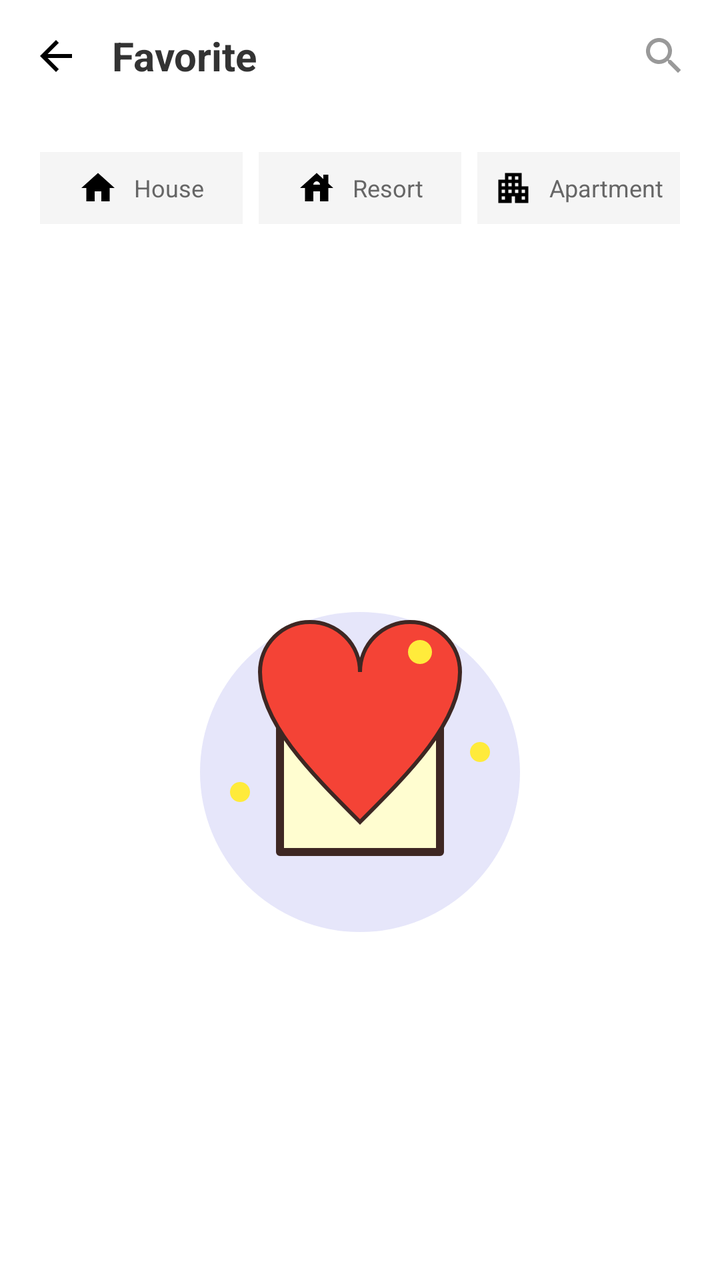
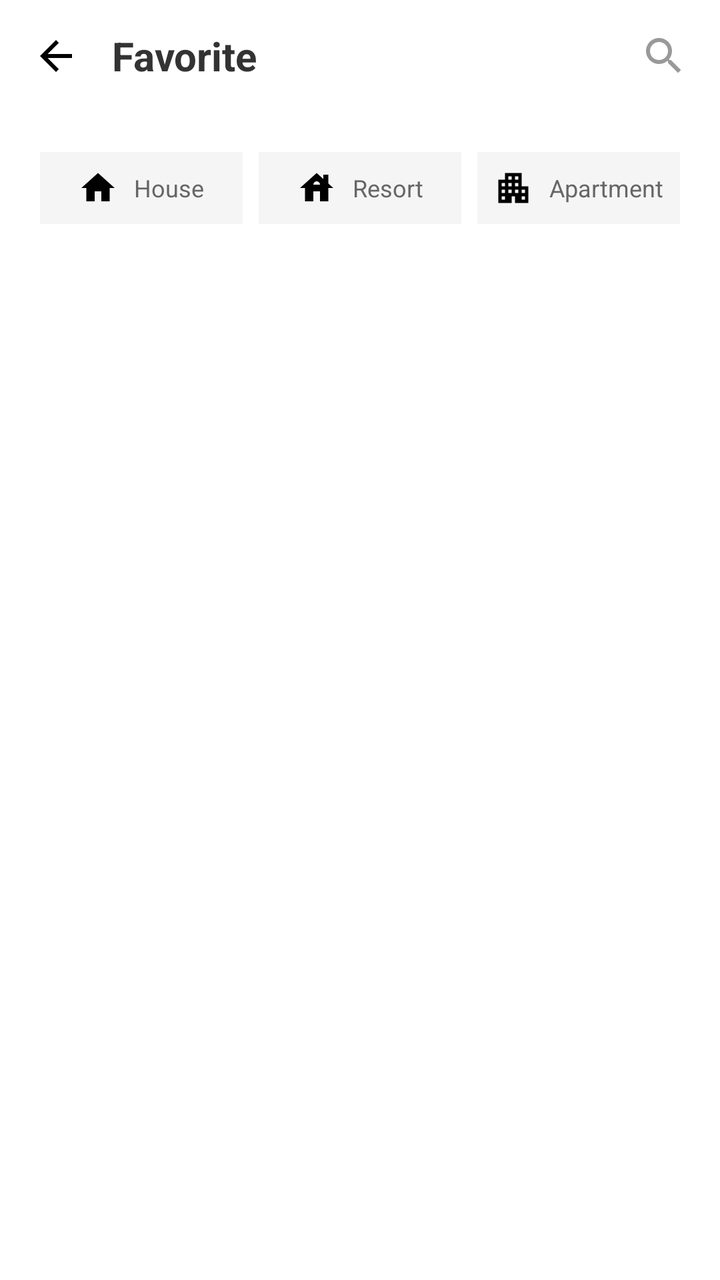

Screens rendered from an Android XML layout before and after an edit, with the pre-edit source and the edit as a unified diff.
<!-- AndroidManifest.xml: application theme Theme.DeCasaApps -->
<!-- res/layout/fragment_favorite.xml -->
<?xml version="1.0" encoding="utf-8"?>
<LinearLayout xmlns:android="http://schemas.android.com/apk/res/android"
    xmlns:tools="http://schemas.android.com/tools"
    xmlns:app="http://schemas.android.com/apk/res-auto"
    android:layout_width="match_parent"
    android:layout_height="match_parent"
    android:orientation="vertical"
    android:background="#FFFFFF"
    tools:context=".FavoriteFragment">

    
    <RelativeLayout
        android:layout_width="match_parent"
        android:layout_height="56dp"
        android:paddingStart="16dp"
        android:paddingEnd="16dp">

        <ImageView
            android:id="@+id/btnBack"
            android:layout_width="24dp"
            android:layout_height="24dp"
            android:layout_centerVertical="true"
            android:src="@drawable/ic_back_arrow"
            app:tint="#000000" />

        <TextView
            android:layout_width="wrap_content"
            android:layout_height="wrap_content"
            android:layout_centerVertical="true"
            android:layout_marginStart="16dp"
            android:layout_toEndOf="@id/btnBack"
            android:text="Favorite"
            android:textColor="#333333"
            android:textSize="20sp"
            android:textStyle="bold" />

        <ImageView
            android:id="@+id/btnSearch"
            android:layout_width="24dp"
            android:layout_height="24dp"
            android:layout_alignParentEnd="true"
            android:layout_centerVertical="true"
            android:src="@drawable/ic_search"
            app:tint="#999999" />
    </RelativeLayout>

    
    <LinearLayout
        android:layout_width="match_parent"
        android:layout_height="wrap_content"
        android:orientation="horizontal"
        android:padding="16dp">

        
        <FrameLayout
            android:layout_width="0dp"
            android:layout_height="wrap_content"
            android:layout_weight="1"
            android:padding="4dp">
            
            <LinearLayout
                 android:layout_width="match_parent"
                 android:layout_height="wrap_content"
                 android:background="#F5F5F5"
                 android:padding="8dp"
                 android:gravity="center"
                 android:orientation="horizontal">
                 
                 <ImageView
                     android:layout_width="20dp"
                     android:layout_height="20dp"
                     android:src="@drawable/ic_house"
                     app:tint="#000000"/>
                     
                 <TextView
                     android:layout_width="wrap_content"
                     android:layout_height="wrap_content"
                     android:text="House"
                     android:textSize="12sp"
                     android:textColor="#666666"
                     android:layout_marginStart="8dp"/>
            </LinearLayout>
        </FrameLayout>

        
         <FrameLayout
            android:layout_width="0dp"
            android:layout_height="wrap_content"
            android:layout_weight="1"
            android:padding="4dp">
            
            <LinearLayout
                 android:layout_width="match_parent"
                 android:layout_height="wrap_content"
                 android:background="#F5F5F5"
                 android:padding="8dp"
                 android:gravity="center"
                 android:orientation="horizontal">
                 
                 <ImageView
                     android:layout_width="20dp"
                     android:layout_height="20dp"
                     android:src="@drawable/ic_villa"
                     app:tint="#000000"/>
                     
                 <TextView
                     android:layout_width="wrap_content"
                     android:layout_height="wrap_content"
                     android:text="Resort"
                     android:textSize="12sp"
                     android:textColor="#666666"
                     android:layout_marginStart="8dp"/>
            </LinearLayout>
        </FrameLayout>

        
         <FrameLayout
            android:layout_width="0dp"
            android:layout_height="wrap_content"
            android:layout_weight="1"
            android:padding="4dp">
            
            <LinearLayout
                 android:layout_width="match_parent"
                 android:layout_height="wrap_content"
                 android:background="#F5F5F5"
                 android:padding="8dp"
                 android:gravity="center"
                 android:orientation="horizontal">
                 
                 <ImageView
                     android:layout_width="20dp"
                     android:layout_height="20dp"
                     android:src="@drawable/ic_apartement"
                     app:tint="#000000"/>
                     
                 <TextView
                     android:layout_width="wrap_content"
                     android:layout_height="wrap_content"
                     android:text="Apartment"
                     android:textSize="12sp"
                     android:textColor="#666666"
                     android:layout_marginStart="8dp"/>
            </LinearLayout>
        </FrameLayout>
    </LinearLayout>

    
    <LinearLayout
        android:layout_width="match_parent"
        android:layout_height="match_parent"
        android:gravity="center"
        android:orientation="vertical">

        <ImageView
            android:layout_width="200dp"
            android:layout_height="200dp"
            android:src="@drawable/img_empty_favorite" />

    </LinearLayout>

</LinearLayout>
<!-- resources referenced by this layout -->
<resources>
  <!-- drawable ic_apartement (drawable) -->
  <vector xmlns:android="http://schemas.android.com/apk/res/android"
      android:width="24dp"
      android:height="24dp"
      android:viewportWidth="24"
      android:viewportHeight="24">
      <path
          android:fillColor="#000000"
          android:pathData="M17,11V3H7v4H3v14h8v-4h2v4h8V11H17zM7,19H5v-2h2V19zM7,15H5v-2h2V15zM7,11H5V9h2V11zM11,15H9v-2h2V15zM11,11H9V9h2V11zM11,7H9V5h2V7zM15,15h-2v-2h2V15zM15,11h-2V9h2V11zM15,7h-2V5h2V7zM19,19h-2v-2h2V19zM19,15h-2v-2h2V15z"/>
  </vector>
  <!-- drawable ic_back_arrow (drawable) -->
  <vector xmlns:android="http://schemas.android.com/apk/res/android"
      android:width="24dp"
      android:height="24dp"
      android:viewportWidth="24"
      android:viewportHeight="24">
      <path
          android:fillColor="#000000"
          android:pathData="M20,11H7.83l5.59,-5.59L12,4l-8,8 8,8 1.41,-1.41L7.83,13H20v-2z"/>
  </vector>
  <!-- drawable ic_house (drawable) -->
  <vector xmlns:android="http://schemas.android.com/apk/res/android"
      android:width="24dp"
      android:height="24dp"
      android:viewportWidth="24"
      android:viewportHeight="24">
      <path
          android:fillColor="#000000"
          android:pathData="M10,20v-6h4v6h5v-8h3L12,3 2,12h3v8z"/>
  </vector>
  <!-- drawable ic_search (drawable) -->
  <vector xmlns:android="http://schemas.android.com/apk/res/android"
      android:width="24dp"
      android:height="24dp"
      android:viewportWidth="24"
      android:viewportHeight="24">
      <path
          android:fillColor="#000000"
          android:pathData="M15.5,14h-0.79l-0.28,-0.27C15.41,12.59 16,11.11 16,9.5 16,5.91 13.09,3 9.5,3S3,5.91 3,9.5 5.91,16 9.5,16c1.61,0 3.09,-0.59 4.23,-1.57l0.27,0.28v0.79l5,4.99L20.49,19l-4.99,-5zM9.5,14C7.01,14 5,11.99 5,9.5S7.01,5 9.5,5 14,7.01 14,9.5 11.99,14 9.5,14z"/>
  </vector>
  <!-- drawable ic_villa (drawable) -->
  <vector xmlns:android="http://schemas.android.com/apk/res/android"
      android:width="24dp"
      android:height="24dp"
      android:viewportWidth="24"
      android:viewportHeight="24">
      <path
          android:fillColor="#000000"
          android:pathData="M19,9.3V4h-3v2.6L12,3L2,12h3v8h5v-6h4v6h5v-8h3L19,9.3zM10,10c0,-1.1 0.9,-2 2,-2s2,0.9 2,2H10z"/>
  </vector>
  <style name="Theme.DeCasaApps" parent="Base.Theme.DeCasaApps" />
  <style name="Base.Theme.DeCasaApps" parent="Theme.Material3.DayNight.NoActionBar">
          
          
      </style>
  <!-- unchanged entries left out for length: 1 -->
</resources>

<!-- the commit's change to res/layout/fragment_favorite.xml (unified diff, before → after) -->
@@ -146,17 +146,38 @@
     </LinearLayout>
 
     
-    <LinearLayout
+    <FrameLayout
         android:layout_width="match_parent"
-        android:layout_height="match_parent"
-        android:gravity="center"
-        android:orientation="vertical">
+        android:layout_height="match_parent">
 
-        <ImageView
-            android:layout_width="200dp"
-            android:layout_height="200dp"
-            android:src="@drawable/img_empty_favorite" />
+        <androidx.recyclerview.widget.RecyclerView
+             android:id="@+id/rvFavorites"
+             android:layout_width="match_parent"
+             android:layout_height="match_parent"
+             android:padding="16dp"
+             android:clipToPadding="false"/>
 
-    </LinearLayout>
+        
+        <LinearLayout
+            android:id="@+id/emptyStateView"
+            android:layout_width="match_parent"
+            android:layout_height="match_parent"
+            android:gravity="center"
+            android:orientation="vertical"
+            android:visibility="gone">
+
+            <ImageView
+                android:layout_width="200dp"
+                android:layout_height="200dp"
+                android:src="@drawable/img_empty_favorite" />
+
+            <TextView
+                android:layout_width="wrap_content"
+                android:layout_height="wrap_content"
+                android:text="No Favorites Yet"
+                android:layout_marginTop="16dp"/>
+
+        </LinearLayout>
+    </FrameLayout>
 
 </LinearLayout>
<!-- resource entries referenced after the edit -->
@@ -53,8 +53,14 @@
   <style name="Theme.DeCasaApps" parent="Base.Theme.DeCasaApps" />
   <style name="Base.Theme.DeCasaApps" parent="Theme.Material3.DayNight.NoActionBar">
           
-          
+          <item name="colorPrimary">@color/primary</item>
+          <item name="colorSecondary">@color/primary2</item>
+          <item name="colorTertiary">@color/primary1</item>
+          <item name="android:statusBarColor">@color/primary</item>
       </style>
+  <color name="primary">#717C6D</color>
+  <color name="primary2">#3C3D37</color>
+  <color name="primary1">#717C6D</color>
   <!-- unchanged entries left out for length: 1 -->
 </resources>
 
